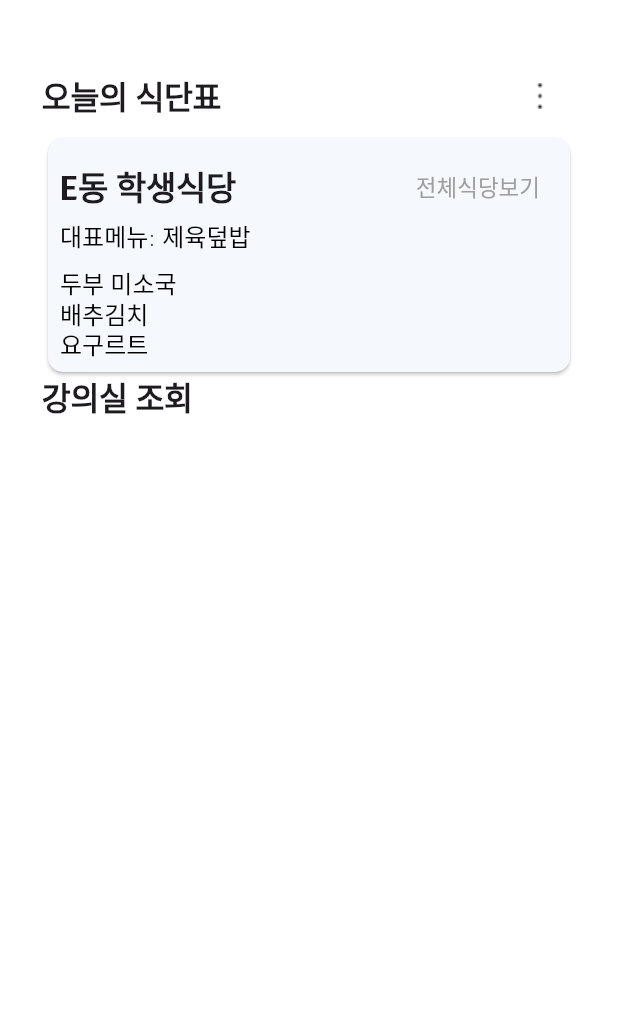
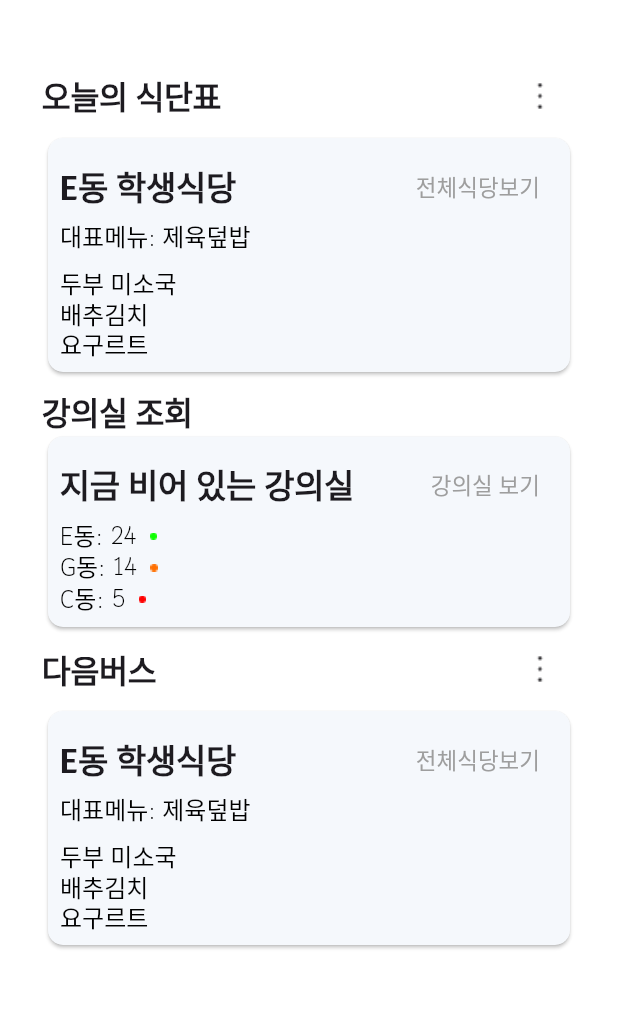
Before and after one commit to SongsBy/Sandori, a Flutter app: the HomeScreen screen opened directly, on a phone screen of 412 x 824 dp, the part 84-1093 px from its top. Run offline on Flutter 3.47's test engine with Material 3 defaults, Android fonts, the phone set to English and light mode, and no system bars.

Commit message:
HomeScree

```diff
--- /dev/null
+++ b/lib/screen/BustimeScreen.dart
@@ -0,0 +1,52 @@
+import 'package:flutter/material.dart';
+class Bustimescreen extends StatelessWidget {
+  const Bustimescreen({super.key});
+
+  @override
+  Widget build(BuildContext context) {
+    final smallText = TextTheme.of(context).displaySmall;
+    return Card(
+      elevation: 1,
+      shape: RoundedRectangleBorder(
+        borderRadius: BorderRadius.circular(10),
+      ),
+      color: Color(0XFFF5F8FC),
+      child: Padding(
+        padding: const EdgeInsets.all(8.0),
+        child: Column(
+          crossAxisAlignment: CrossAxisAlignment.start,
+          children: [
+            Row(
+              mainAxisAlignment: MainAxisAlignment.spaceBetween,
+              children: [
+                Text(
+                  'E동 학생식당 ',
+                  style: TextTheme.of(
+                    context,
+                  ).displayLarge!.copyWith(fontSize: 22),
+                ),
+                TextButton(
+                  style: TextButton.styleFrom(
+                      foregroundColor: Colors.grey,
+                      textStyle: Theme.of(context).textTheme.displayMedium!.copyWith(fontSize: 15)
+                  ),
+                  onPressed: () {},
+                  child: Text('전체식당보기'),
+                ),
+              ],
+            ),
+            Text('대표메뉴: 제육덮밥',
+                style:smallText),
+            SizedBox(height: 10),
+            Text('두부 미소국',
+              style: smallText,),
+            Text('배추김치',
+              style: smallText,),
+            Text('요구르트',
+              style: smallText,),
+          ],
+        ),
+      ),
+    );
+  }
+}
--- /dev/null
+++ b/lib/screen/Emptyclass.dart
@@ -0,0 +1,78 @@
+import 'package:flutter/material.dart';
+
+class Emptyclass extends StatelessWidget {
+  const Emptyclass({super.key});
+
+  @override
+  Widget build(BuildContext context) {
+  final smallText = TextTheme.of(context).displaySmall;
+    return Card(
+      elevation: 1,
+      shape: RoundedRectangleBorder(
+        borderRadius: BorderRadius.circular(10),
+      ),
+      color: Color(0XFFF5F8FC),
+      child: Padding(
+        padding: const EdgeInsets.all(8.0),
+        child: Column(
+          crossAxisAlignment: CrossAxisAlignment.start,
+          children: [
+            Row(
+              mainAxisAlignment: MainAxisAlignment.spaceBetween,
+              children: [
+                Text(
+                  '지금 비어 있는 강의실  ',
+                  style: TextTheme.of(
+                    context,
+                  ).displayLarge!.copyWith(fontSize: 22),
+                ),
+                TextButton(
+                  style: TextButton.styleFrom(
+                      foregroundColor: Colors.grey,
+                      textStyle: Theme.of(context).textTheme.displayMedium!.copyWith(fontSize: 15)
+                  ),
+                  onPressed: () {},
+                  child: Text('강의실 보기'),
+                ),
+              ],
+            ),
+            Row(
+              children: [
+                Text('E동:',
+                    style:smallText),
+                SizedBox(width: 5,),
+                Text('24',
+                style: smallText,),
+                SizedBox(width: 9,),
+                Image.asset('assets/img/green.png')
+              ],
+            ),
+            Row(
+              children: [
+                Text('G동:',
+                    style:smallText),
+                SizedBox(width: 5,),
+                Text('14',
+                  style: smallText,),
+                SizedBox(width: 9,),
+                Image.asset('assets/img/orange.png')
+              ],
+            ),
+            Row(
+              children: [
+                Text('C동:',
+                    style:smallText),
+                SizedBox(width: 5,),
+                Text('5',
+                  style: smallText,),
+                SizedBox(width: 9,),
+                Image.asset('assets/img/red.png')
+              ],
+            ),
+
+          ],
+        ),
+      ),
+    );
+  }
+}
--- a/lib/screen/home_screen.dart
+++ b/lib/screen/home_screen.dart
@@ -1,4 +1,6 @@
 import 'package:flutter/material.dart';
+import 'package:handori/screen/BustimeScreen.dart';
+import 'package:handori/screen/Emptyclass.dart';
 import 'package:handori/screen/TodayMeal.dart';
 
 class HomeScreen extends StatelessWidget {
@@ -30,7 +32,14 @@ class HomeScreen extends StatelessWidget {
                       onIconButtonPressed: () {},
                     ),
                     Todaymeal(),
+                    SizedBox(height: 10,),
                     _HeaderText(title: '강의실 조회', showIconButton: false),
+
+                    Emptyclass(),
+
+                    _HeaderText(title: '다음버스'),
+
+                    Bustimescreen(),
 
                   ],
                 ),
```
Also changed, not shown: assets/img/green.png (added), assets/img/orange.png (added), assets/img/red.png (added).
